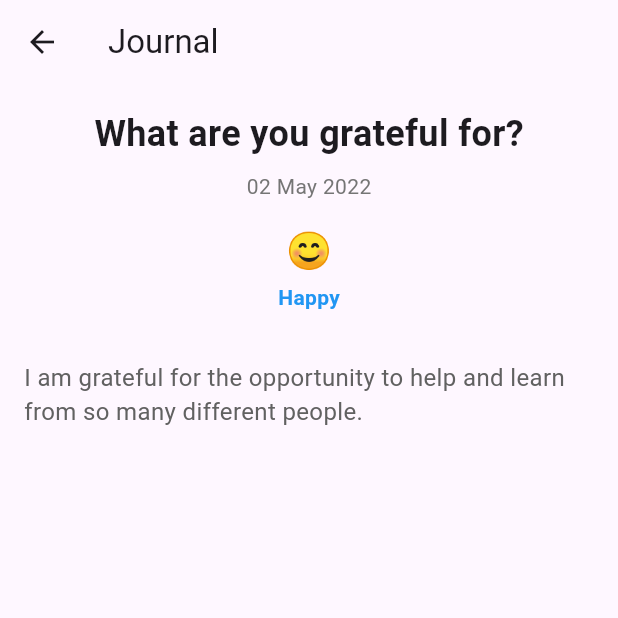
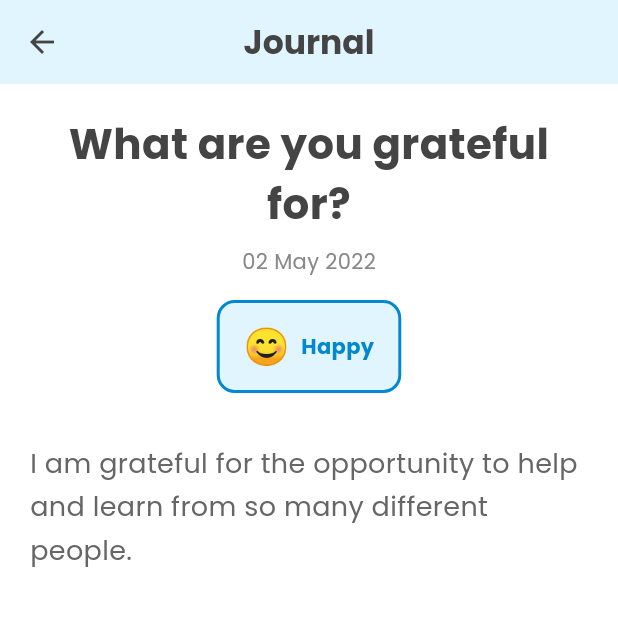
Before and after one commit to iamkasumi/AppDev, a Flutter app: the JournalPage screen opened directly, after a tap on "02 May 2022", on a phone screen of 412 x 824 dp, the top half of it. Run offline on Flutter 3.47's test engine with Material 3 defaults, Android fonts, the phone set to English and light mode, and no system bars; our stand-ins replace carousel_slider, google_fonts, video_player.

Commit message:
update add journal entry

```diff
--- a/mental_health/lib/pages/journal/view_journal.dart
+++ b/mental_health/lib/pages/journal/view_journal.dart
@@ -1,4 +1,5 @@
 import 'package:flutter/material.dart';
+import 'package:google_fonts/google_fonts.dart';
 
 class ViewJournalEntryPage extends StatelessWidget {
   final Map<String, String> entry;
@@ -9,10 +10,23 @@ class ViewJournalEntryPage extends StatelessWidget {
   Widget build(BuildContext context) {
     return Scaffold(
       appBar: AppBar(
-        title: Text('Journal'),
+        backgroundColor: const Color(0xFFE1F5FE), // Light blue color
+        title: Text(
+          'Journal',
+          style: GoogleFonts.poppins(
+            fontWeight: FontWeight.bold,
+            color: const Color(0xFF444444), // Dark grey color
           ),
-      body: Padding(
-        padding: const EdgeInsets.all(16.0),
+        ),
+        centerTitle: true,
+        elevation: 0,
+        leading: IconButton(
+          icon: const Icon(Icons.arrow_back, color: Color(0xFF444444)),
+          onPressed: () => Navigator.of(context).pop(),
+        ),
+      ),
+      body: SingleChildScrollView(
+        padding: const EdgeInsets.all(20.0),
         child: Column(
           crossAxisAlignment: CrossAxisAlignment.start,
           children: [
@@ -21,15 +35,19 @@ class ViewJournalEntryPage extends StatelessWidget {
                 children: [
                   Text(
                     entry['title']!,
-                    style: TextStyle(
-                      fontSize: 24,
+                    style: GoogleFonts.poppins(
+                      fontSize: 28,
                       fontWeight: FontWeight.bold,
+                      color: const Color(0xFF444444), // Dark grey color
                     ),
+                    textAlign: TextAlign.center,
                   ),
                   const SizedBox(height: 8),
                   Text(
                     entry['date']!,
-                    style: TextStyle(color: Colors.grey[600]),
+                    style: GoogleFonts.poppins(
+                      color: const Color(0xFF888888), // Medium grey color
+                    ),
                   ),
                   const SizedBox(height: 16),
                   EmotionWidget(
@@ -38,18 +56,22 @@ class ViewJournalEntryPage extends StatelessWidget {
                     isSelected: true,
                     onTap: () {},
                   ),
-                  const SizedBox(height: 16),
                 ],
               ),
             ),
-            const SizedBox(height: 16),
+            const SizedBox(height: 32),
             Text(
               entry['description']!,
-              style: TextStyle(fontSize: 16, color: Colors.grey[700]),
+              style: GoogleFonts.poppins(
+                fontSize: 18,
+                height: 1.6, // Line height for better readability
+                color: const Color(0xFF666666), // Medium grey color
+              ),
             ),
           ],
         ),
       ),
+      backgroundColor: const Color(0xFFFFFFFF), // White background for clean look
     );
   }
 }
@@ -71,22 +93,34 @@ class EmotionWidget extends StatelessWidget {
   Widget build(BuildContext context) {
     return GestureDetector(
       onTap: onTap,
-      child: Column(
+      child: Container(
+        padding: const EdgeInsets.symmetric(vertical: 12.0, horizontal: 16.0),
+        decoration: BoxDecoration(
+          color: isSelected ? const Color(0xFFE1F5FE) : Colors.transparent, // Light blue background if selected
+          borderRadius: BorderRadius.circular(12.0),
+          border: Border.all(
+            color: isSelected ? const Color(0xFF0288D1) : Colors.transparent, // Blue border if selected
+            width: 2.0,
+          ),
+        ),
+        child: Row(
+          mainAxisSize: MainAxisSize.min,
           children: [
             Text(
               emoji,
-            style: TextStyle(fontSize: 24),
+              style: const TextStyle(fontSize: 24),
             ),
-          const SizedBox(height: 4),
+            const SizedBox(width: 8),
             Text(
               label,
-            style: TextStyle(
-              color: isSelected ? Colors.blue : Colors.black,
+              style: GoogleFonts.poppins(
+                color: isSelected ? const Color(0xFF0288D1) : const Color(0xFF666666), // Blue or medium grey color
                 fontWeight: isSelected ? FontWeight.bold : FontWeight.normal,
               ),
             ),
           ],
         ),
+      ),
     );
   }
 }
--- a/mental_health/lib/pages/welcomeScreen.dart
+++ b/mental_health/lib/pages/welcomeScreen.dart
@@ -53,7 +53,7 @@ class WelcomeScreen extends StatelessWidget {
               Text(
                 'Learn how to surf on the waves \nof emotions with our app.',
                 style: GoogleFonts.poppins(
-                  fontSize: 14,
+                  fontSize: 16,
                   fontWeight: FontWeight.w400,
                   color: const Color.fromARGB(255, 113, 111, 111),
                 ),
```
Also changed, not shown: mental_health/lib/pages/journal/add_journal.dart (+27 -14 lines), mental_health/assets/images/green.jpg (added), mental_health/assets/images/pastel_g.jpg (added). Lines whose indentation alone changed are shown as unchanged.
